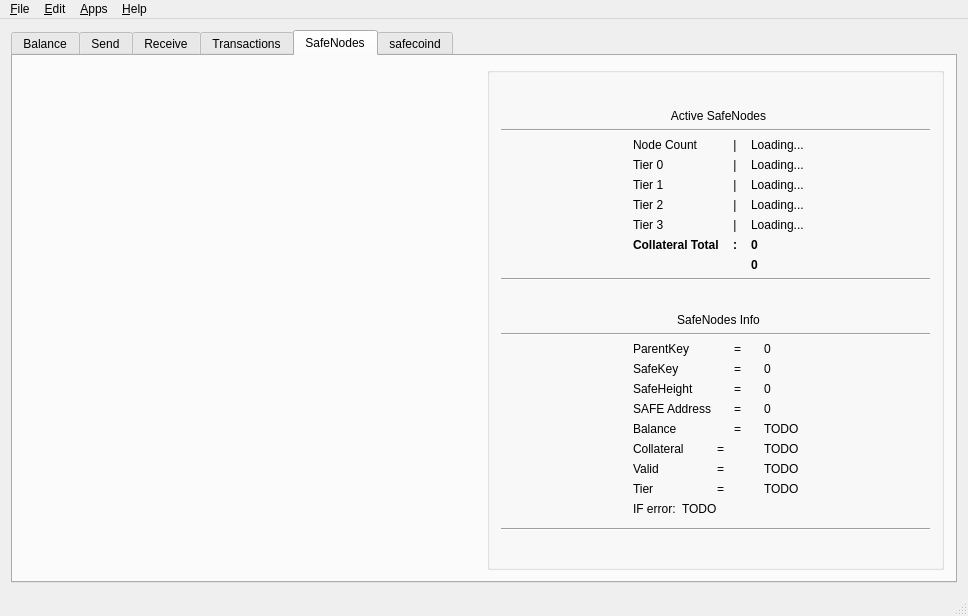
Above: src/mainwindow.ui from ZcashFoundation/zecwallet before the change. Below: the same form after it.
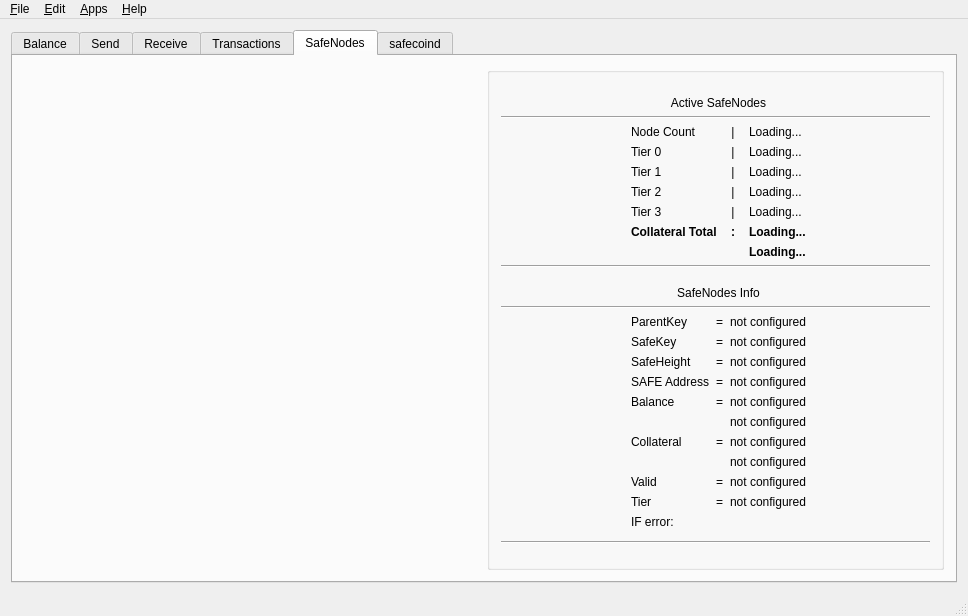
That is the form after the change. Icons and pictures are not drawn. Custom widgets are drawn as their Qt base class.

What changed in the file:
```diff
--- a/src/mainwindow.ui
+++ b/src/mainwindow.ui
@@ -1041,27 +1041,10 @@
                    </property>
                   </widget>
                  </item>
-                 <item row="8" column="1">
-                  <widget class="QLabel" name="validsep">
-                   <property name="text">
-                    <string>=</string>
-                   </property>
-                  </widget>
-                 </item>
-                 <item row="3" column="1">
-                  <widget class="QLabel" name="safekeysep">
-                   <property name="text">
-                    <string>=</string>
-                   </property>
-                   <property name="alignment">
-                    <set>Qt::AlignCenter</set>
-                   </property>
-                  </widget>
-                 </item>
                  <item row="3" column="2">
                   <widget class="QLabel" name="safekey">
                    <property name="text">
-                    <string>0</string>
+                    <string>not configured</string>
                    </property>
                   </widget>
                  </item>
@@ -1072,6 +1055,16 @@
                    </property>
                   </widget>
                  </item>
+                 <item row="10" column="1">
+                  <widget class="QLabel" name="validsep">
+                   <property name="text">
+                    <string>=</string>
+                   </property>
+                   <property name="alignment">
+                    <set>Qt::AlignCenter</set>
+                   </property>
+                  </widget>
+                 </item>
                  <item row="6" column="1">
                   <widget class="QLabel" name="balancesep">
                    <property name="text">
@@ -1082,31 +1075,37 @@
                    </property>
                   </widget>
                  </item>
-                 <item row="4" column="2">
-                  <widget class="QLabel" name="safeheight">
+                 <item row="3" column="1">
+                  <widget class="QLabel" name="safekeysep">
                    <property name="text">
-                    <string>0</string>
+                    <string>=</string>
+                   </property>
+                   <property name="alignment">
+                    <set>Qt::AlignCenter</set>
                    </property>
                   </widget>
                  </item>
-                 <item row="8" column="2">
+                 <item row="10" column="2">
                   <widget class="QLabel" name="is_valid">
                    <property name="text">
-                    <string>TODO</string>
+                    <string>not configured</string>
                    </property>
                   </widget>
                  </item>
-                 <item row="7" column="1">
+                 <item row="8" column="1">
                   <widget class="QLabel" name="collateralsep">
                    <property name="text">
                     <string>=</string>
                    </property>
+                   <property name="alignment">
+                    <set>Qt::AlignCenter</set>
+                   </property>
                   </widget>
                  </item>
-                 <item row="5" column="2">
-                  <widget class="QLabel" name="safeaddress">
+                 <item row="4" column="2">
+                  <widget class="QLabel" name="safeheight">
                    <property name="text">
-                    <string>0</string>
+                    <string>not configured</string>
                    </property>
                   </widget>
                  </item>
@@ -1117,20 +1116,20 @@
                    </property>
                   </widget>
                  </item>
-                 <item row="7" column="0">
+                 <item row="5" column="2">
+                  <widget class="QLabel" name="safeaddress">
+                   <property name="text">
+                    <string>not configured</string>
+                   </property>
+                  </widget>
+                 </item>
+                 <item row="8" column="0">
                   <widget class="QLabel" name="collaterallabel">
                    <property name="text">
                     <string>Collateral</string>
                    </property>
                   </widget>
                  </item>
-                 <item row="6" column="2">
-                  <widget class="QLabel" name="balance">
-                   <property name="text">
-                    <string>TODO</string>
-                   </property>
-                  </widget>
-                 </item>
                  <item row="5" column="1">
                   <widget class="QLabel" name="safeaddresssep">
                    <property name="text">
@@ -1148,13 +1147,10 @@
                    </property>
                   </widget>
                  </item>
-                 <item row="1" column="1">
-                  <widget class="QLabel" name="parentkeysep">
+                 <item row="6" column="2">
+                  <widget class="QLabel" name="balance">
                    <property name="text">
-                    <string>=</string>
-                   </property>
-                   <property name="alignment">
-                    <set>Qt::AlignCenter</set>
+                    <string>not configured</string>
                    </property>
                   </widget>
                  </item>
@@ -1165,52 +1161,79 @@
                    </property>
                   </widget>
                  </item>
-                 <item row="1" column="0">
-                  <widget class="QLabel" name="parentkeylabel">
-                   <property name="text">
-                    <string>ParentKey</string>
-                   </property>
-                  </widget>
-                 </item>
-                 <item row="7" column="2">
+                 <item row="8" column="2">
                   <widget class="QLabel" name="collateral">
                    <property name="text">
-                    <string>TODO</string>
+                    <string>not configured</string>
                    </property>
                   </widget>
                  </item>
-                 <item row="8" column="0">
+                 <item row="10" column="0">
                   <widget class="QLabel" name="validlabel">
                    <property name="text">
                     <string>Valid</string>
                    </property>
                   </widget>
                  </item>
-                 <item row="1" column="2">
-                  <widget class="QLabel" name="parentkey">
+                 <item row="1" column="0">
+                  <widget class="QLabel" name="parentkeylabel">
                    <property name="text">
-                    <string>0</string>
+                    <string>ParentKey</string>
                    </property>
                   </widget>
                  </item>
-                 <item row="9" column="2">
+                 <item row="1" column="1">
+                  <widget class="QLabel" name="parentkeysep">
+                   <property name="text">
+                    <string>=</string>
+                   </property>
+                   <property name="alignment">
+                    <set>Qt::AlignCenter</set>
+                   </property>
+                  </widget>
+                 </item>
+                 <item row="11" column="1">
+                  <widget class="QLabel" name="tiersep">
+                   <property name="text">
+                    <string>=</string>
+                   </property>
+                   <property name="alignment">
+                    <set>Qt::AlignCenter</set>
+                   </property>
+                  </widget>
+                 </item>
+                 <item row="11" column="2">
                   <widget class="QLabel" name="tier">
                    <property name="text">
-                    <string>TODO</string>
+                    <string>not configured</string>
                    </property>
                   </widget>
                  </item>
-                 <item row="9" column="0">
+                 <item row="1" column="2">
+                  <widget class="QLabel" name="parentkey">
+                   <property name="text">
+                    <string>not configured</string>
+                   </property>
+                  </widget>
+                 </item>
+                 <item row="11" column="0">
                   <widget class="QLabel" name="tierlabel">
                    <property name="text">
                     <string>Tier</string>
                    </property>
                   </widget>
                  </item>
-                 <item row="9" column="1">
-                  <widget class="QLabel" name="tiersep">
+                 <item row="7" column="2">
+                  <widget class="QLabel" name="balance_usd">
                    <property name="text">
-                    <string>=</string>
+                    <string>not configured</string>
+                   </property>
+                  </widget>
+                 </item>
+                 <item row="9" column="2">
+                  <widget class="QLabel" name="collateral_usd">
+                   <property name="text">
+                    <string>not configured</string>
                    </property>
                   </widget>
                  </item>
@@ -1484,7 +1507,7 @@
                     </font>
                    </property>
                    <property name="text">
-                    <string>0</string>
+                    <string>Loading...</string>
                    </property>
                   </widget>
                  </item>
@@ -1497,7 +1520,7 @@
                     </font>
                    </property>
                    <property name="text">
-                    <string>0</string>
+                    <string>Loading...</string>
                    </property>
                   </widget>
                  </item>
@@ -1529,8 +1552,20 @@
                </item>
                <item row="1" column="1">
                 <widget class="QLabel" name="errors">
+                 <property name="font">
+                  <font>
+                   <weight>75</weight>
+                   <bold>true</bold>
+                  </font>
+                 </property>
+                 <property name="styleSheet">
+                  <string notr="true">color:red;</string>
+                 </property>
                  <property name="text">
-                  <string>TODO</string>
+                  <string/>
+                 </property>
+                 <property name="wordWrap">
+                  <bool>false</bool>
                  </property>
                 </widget>
                </item>
```
